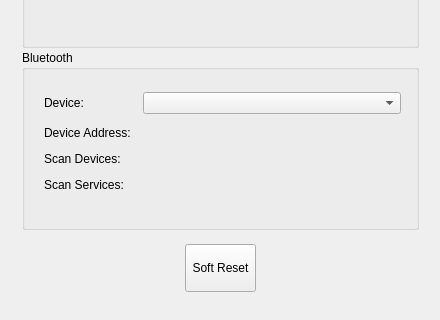
Before: the Qt Designer form src/ui/PageConnection.ui in azdrums/SmartHHC, drawn with Qt 5; both pictures show x 0 to 440 and y 310 to 630 of the 440 by 630 pixel window.
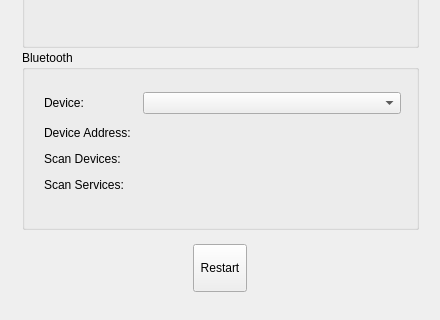
After: the same form once the commit is applied. Icons and pictures are not drawn. Custom widgets are drawn as their Qt base class.

Commit message: Renamed device reset command to restart.

```diff
--- a/src/ui/PageConnection.ui
+++ b/src/ui/PageConnection.ui
@@ -371,7 +371,7 @@
          </size>
         </property>
         <property name="text">
-         <string>Soft Reset</string>
+         <string>Restart</string>
         </property>
         <property name="icon">
          <iconset resource="../../resources/resources.qrc">
```
Left out of the diff: 2 changed lines with no effect on the pictures. The commit also changes 4 other files.
